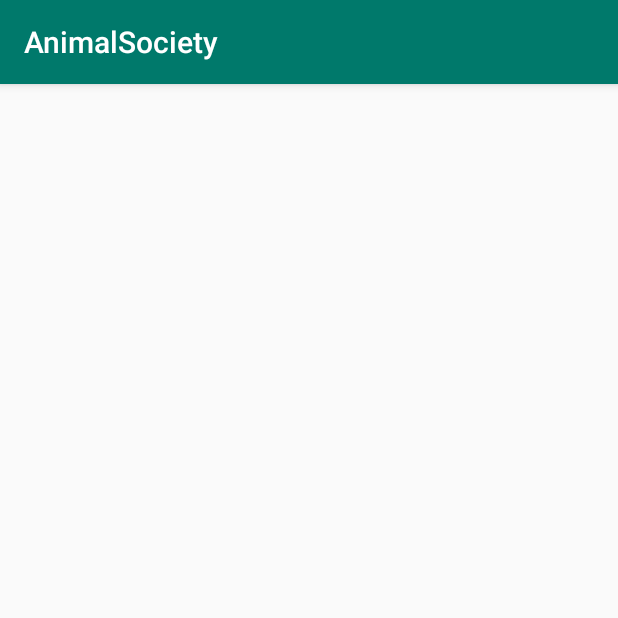
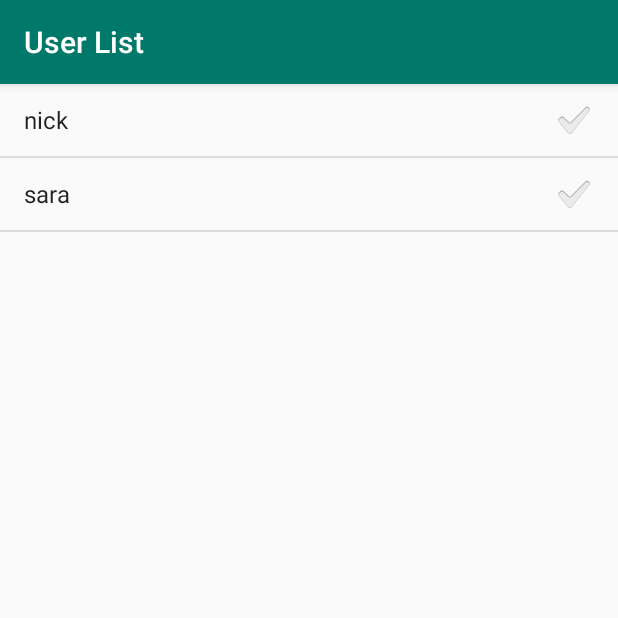
Before and after one commit to qingyiz1/COMP90018-Group-W01-09-2, an Android app: the UsersActivity screen opened directly, with no data from a screen before it, on a phone screen of 412 x 824 dp, the top half of it. Run offline under Robolectric (Android 15) with nearby library versions, the phone set to English and light mode, and no system bars.

Commit message:
create a new feature that users can check and uncheck on user list page

```diff
--- a/app/src/main/java/com/example/comp90018/Activity/UsersActivity.java
+++ b/app/src/main/java/com/example/comp90018/Activity/UsersActivity.java
@@ -3,12 +3,51 @@ package com.example.comp90018.Activity;
 import androidx.appcompat.app.AppCompatActivity;
 
 import android.os.Bundle;
+import android.util.Log;
+import android.view.View;
+import android.widget.AbsListView;
+import android.widget.AdapterView;
+import android.widget.ArrayAdapter;
+import android.widget.CheckedTextView;
+import android.widget.ListView;
+
+import com.example.comp90018.R;
+
+import java.util.ArrayList;
 
 public class UsersActivity extends AppCompatActivity {
+
+    ArrayList<String> users = new ArrayList<>();
+    ArrayAdapter adapter;
 
     @Override
     protected void onCreate(Bundle savedInstanceState) {
         super.onCreate(savedInstanceState);
         setContentView(R.layout.activity_users);
+
+        setTitle("User List");
+
+        users.add("nick");
+        users.add("sara");
+
+        ListView listView = findViewById(R.id.usersListView);
+        listView.setChoiceMode(AbsListView.CHOICE_MODE_MULTIPLE);
+
+        adapter = new ArrayAdapter(this, android.R.layout.simple_list_item_checked, users);
+
+        listView.setAdapter(adapter);
+
+        listView.setOnItemClickListener(new AdapterView.OnItemClickListener() {
+            @Override
+            public void onItemClick(AdapterView<?> adapterView, View view, int i, long l) {
+                CheckedTextView checkedTextView = (CheckedTextView) view;
+
+                if (checkedTextView.isChecked()) {
+                    Log.i("Info", "Checked!");
+                } else {
+                    Log.i("Info", "NOT Checked!");
+                }
+            }
+        });
     }
 }
```
